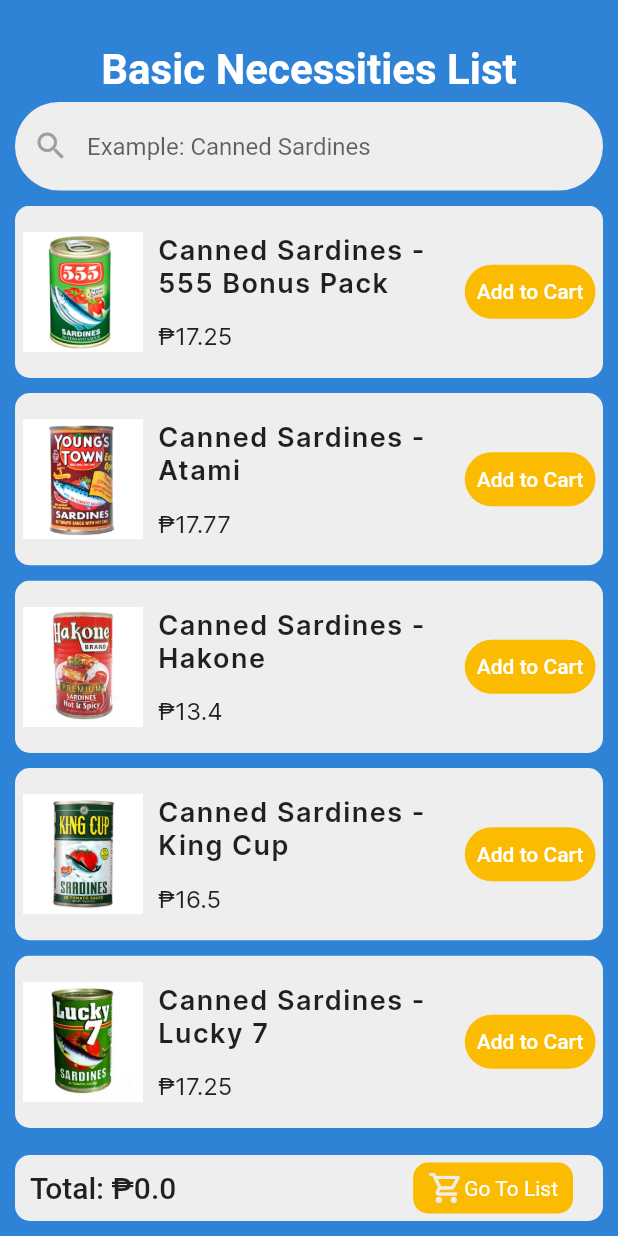
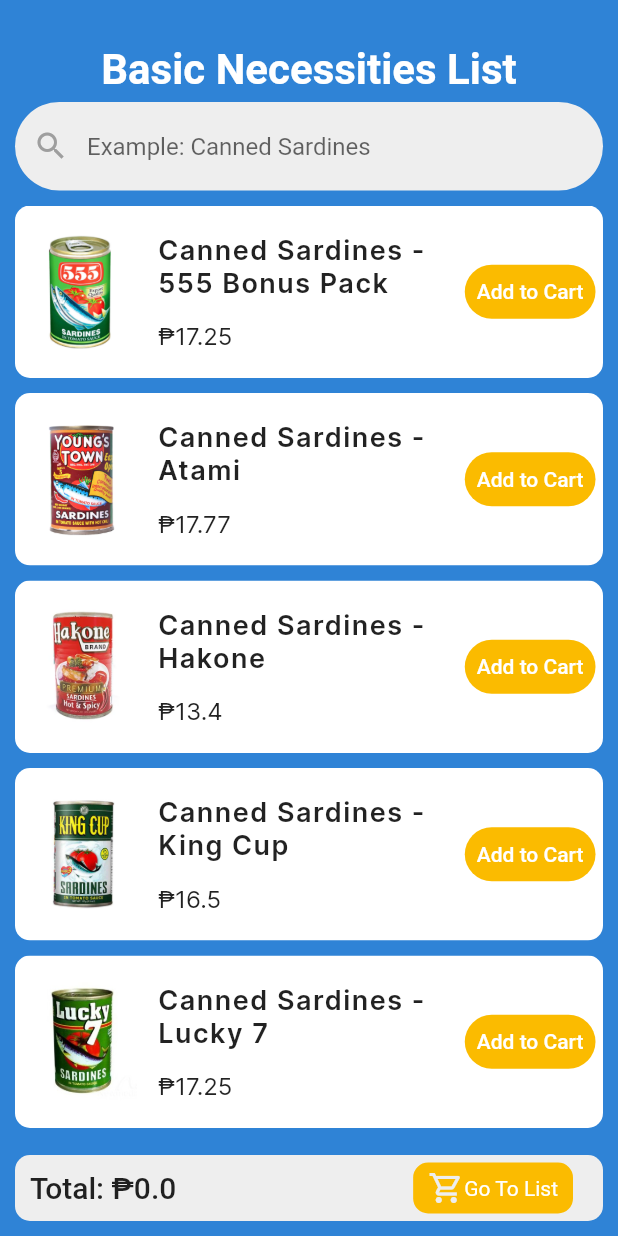
Before and after one commit to BooManLag/UMAK_PLM_Microfinance, a Flutter app: the ProductScreen screen opened directly, on a phone screen of 412 x 824 dp. Run offline on Flutter 3.47's test engine with Material 2 defaults, Android fonts, the light colour scheme and no system bars; our stand-ins replace hexcolor, hive, hive_flutter; missing offline and left inert: dart:ffi; accounts and stored records are empty.

Commit message:
change color

```diff
--- a/lib/Screens/product/productItems.dart
+++ b/lib/Screens/product/productItems.dart
@@ -16,7 +16,7 @@
         borderRadius: BorderRadius.circular(10.0),
         child: Container(
           padding: EdgeInsets.all(5.0),
-          color: Color(0xFFEEEEEE),
+          color: Colors.white,
           height: 115.0,
           child: Center(
             child: Row(
```
